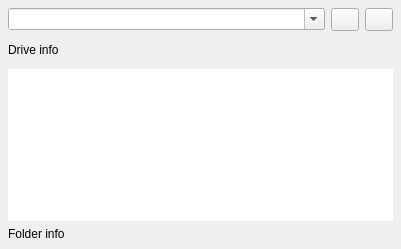
The window that qt-app/src/panel/cpanelwidget.ui (VioletGiraffe/file-commander) describes before a commit, drawn with Qt 5.
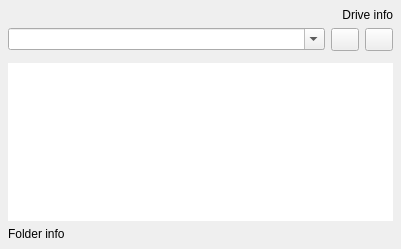
The same window after the commit. Custom widgets are drawn as their Qt base class.

Commit message: The drive buttons and the volume info share the panel's top row, above the path; the volume info is shorter: sizes in the largest fitting unit with two decimals, without "total"; a volume label is no longer parsed as markup; qtutils updated

```diff
--- a/qt-app/src/panel/cpanelwidget.ui
+++ b/qt-app/src/panel/cpanelwidget.ui
@@ -29,6 +29,32 @@
    <property name="bottomMargin">
     <number>8</number>
    </property>
+   <item>
+    <layout class="QHBoxLayout" name="driveRowLayout" stretch="1,0">
+     <property name="spacing">
+      <number>6</number>
+     </property>
+     <item>
+      <widget class="QWidget" name="_driveButtonsWidget" native="true"/>
+     </item>
+     <item>
+      <widget class="CClickableLabel" name="_driveInfoLabel">
+       <property name="minimumSize">
+        <size>
+         <width>1</width>
+         <height>0</height>
+        </size>
+       </property>
+       <property name="text">
+        <string>Drive info</string>
+       </property>
+       <property name="alignment">
+        <set>Qt::AlignRight|Qt::AlignTrailing|Qt::AlignVCenter</set>
+       </property>
+      </widget>
+     </item>
+    </layout>
+   </item>
    <item>
     <layout class="QHBoxLayout" name="horizontalLayout" stretch="0,0,0">
      <property name="spacing">
@@ -111,22 +137,6 @@
      </item>
     </layout>
    </item>
-   <item>
-    <widget class="QWidget" name="_driveButtonsWidget" native="true"/>
-   </item>
-   <item>
-    <widget class="CClickableLabel" name="_driveInfoLabel">
-     <property name="minimumSize">
-      <size>
-       <width>1</width>
-       <height>0</height>
-      </size>
-     </property>
-     <property name="text">
-      <string>Drive info</string>
-     </property>
-    </widget>
-   </item>
    <item>
     <widget class="QTabBar" name="_tabBar">
      <property name="contextMenuPolicy">
```
The commit also changes 1 other file.
